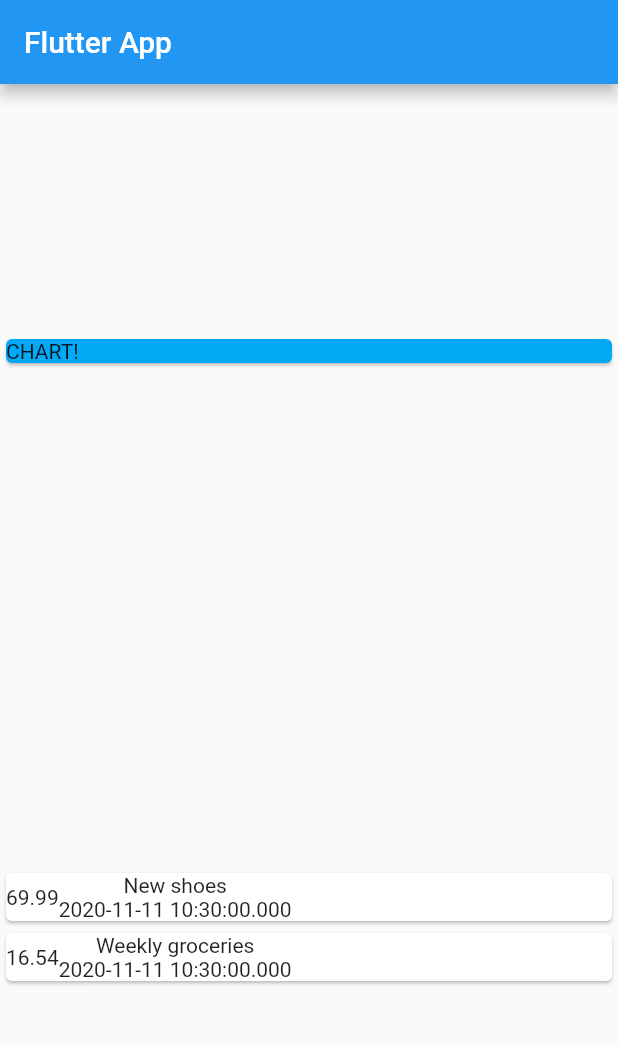
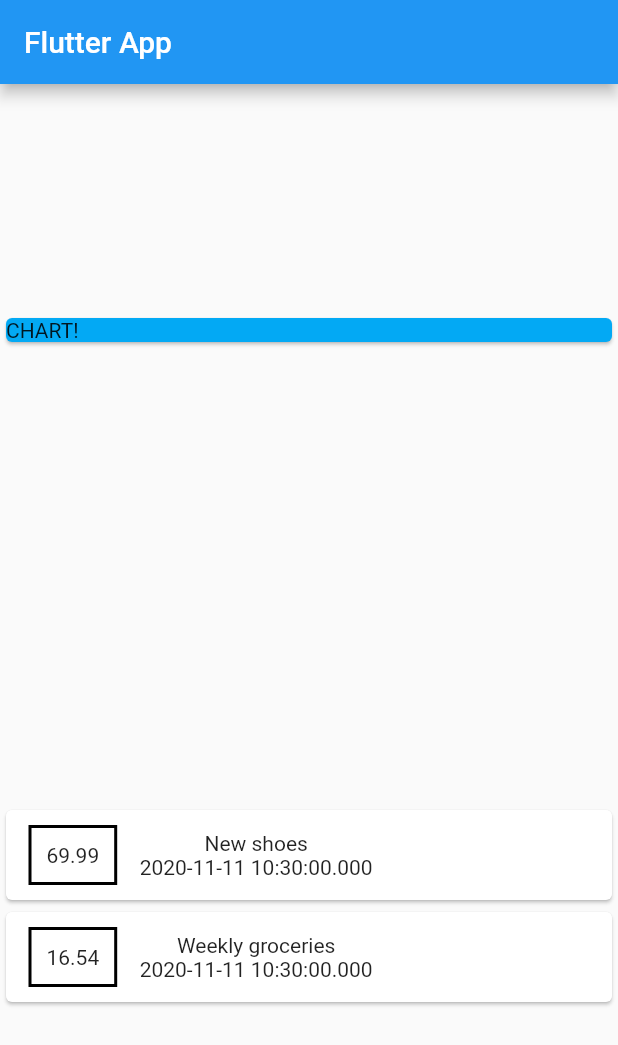
Before and after one commit to Russkazkin/flutter_expenses_app, a Flutter app: the screen it shows after launch, on a phone screen of 412 x 824 dp. Shown: the top 1045 px of the screen. Run offline on Flutter 3.47's test engine with Material 2 defaults, Android fonts, the phone set to English and light mode, and no system bars.

Commit message:
Add some styling for a amount container

```diff
--- a/lib/main.dart
+++ b/lib/main.dart
@@ -54,6 +54,14 @@ class MyHomePage extends StatelessWidget {
                           children: [
                             Container(
                               child: Text(tx.amount.toString()),
+                              margin: EdgeInsets.symmetric(
+                                  vertical: 10, horizontal: 15),
+                              padding: EdgeInsets.all(10),
+                              decoration: BoxDecoration(
+                                  border: Border.all(
+                                color: Colors.black,
+                                width: 2,
+                              )),
                             ),
                             Column(
                               children: [
```
